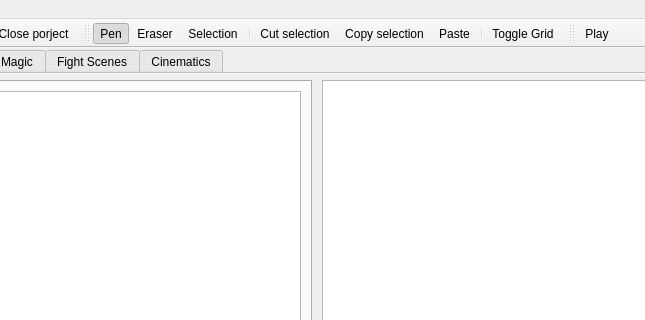
Old version of the form src/GeneralWindow.ui in the repository dummymeuporg/dummyeditor; both pictures show x 271 to 916 and y 0 to 320 of the 1084 by 756 pixel window.
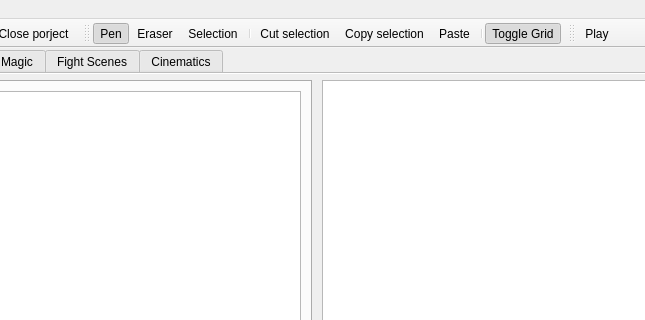
New version of the form. Icons and pictures are not drawn. Custom widgets are drawn as their Qt base class.

The edit to the form file:
```diff
--- a/src/GeneralWindow.ui
+++ b/src/GeneralWindow.ui
@@ -417,6 +417,9 @@
    <property name="checkable">
     <bool>true</bool>
    </property>
+   <property name="checked">
+    <bool>true</bool>
+   </property>
    <property name="icon">
     <iconset resource="../icons.qrc">
      <normaloff>:/icons/icon_penpath.png</normaloff>:/icons/icon_penpath.png</iconset>
```
